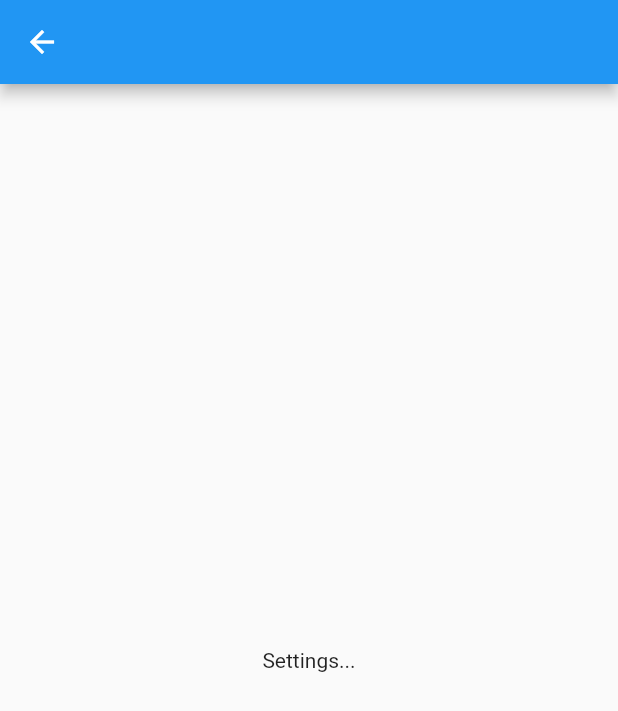
After one commit to gehno/flutter-tic-tac-toe, a Flutter app: the screen it shows after launch, after a tap on the "menu" icon, after a tap on "Settings", on a phone screen of 412 x 824 dp. The commit adds this screen. Shown: the top 711 px of the screen. Run offline on Flutter 3.47's test engine with Material 2 defaults, Android fonts, the phone set to English and light mode, and no system bars; missing offline and left inert: bit_array, property_change_notifier.

Commit message:
better ui

```diff
--- a/lib/main.dart
+++ b/lib/main.dart
@@ -1,12 +1,20 @@
 import 'package:flutter/material.dart';
 
 import 'game/game.dart';
+import 'game/home.dart';
+import 'menu/drawer.dart';
 
 void main() {
   runApp(const MyApp());
 }
 
 class MyApp extends StatelessWidget {
+  static const titleColor = Colors.blue;
+  static const titleTextStyle = TextStyle(
+    color: Colors.white,
+    fontWeight: FontWeight.normal,
+    fontSize: 20,
+  );
   const MyApp({Key? key}) : super(key: key);
 
   @override
@@ -14,7 +22,7 @@ class MyApp extends StatelessWidget {
     return MaterialApp(
       title: 'Tic Tac Toe',
       theme: ThemeData(
-        primarySwatch: Colors.blue,
+        primarySwatch: titleColor,
       ),
       home: const MyHomePage(title: 'Tic Tac Toe'),
     );
@@ -35,9 +43,25 @@ class _MyHomePageState extends State<MyHomePage> {
   Widget build(BuildContext context) {
     return Scaffold(
       appBar: AppBar(
-        title: Text(widget.title),
+        title: Text(
+          widget.title,
+          style: MyApp.titleTextStyle,
+        ),
+        leading: Builder(
+          builder: (BuildContext context) {
+            return IconButton(
+              icon: const Icon(Icons.menu),
+              onPressed: () {
+                Scaffold.of(context).openDrawer();
+              },
+              tooltip: MaterialLocalizations.of(context).openAppDrawerTooltip,
+            );
+          },
+        ),
       ),
-      body: Center(child: GameGrid(setState)),
+      drawer: const DrawerWidger(),
+      body: const GameHomeScreen(),
+      // body: Center(child: GameGrid(setState)),
       extendBody: false,
     );
   }
--- /dev/null
+++ b/lib/menu/drawer.dart
@@ -0,0 +1,83 @@
+import 'package:flutter/material.dart';
+import 'package:tic_tac_toe/menu/more.dart';
+import 'package:tic_tac_toe/menu/settings.dart';
+import 'package:tic_tac_toe/menu/stats.dart';
+
+import '../main.dart';
+import 'about.dart';
+
+class DrawerWidger extends StatelessWidget {
+  const DrawerWidger({
+    Key? key,
+  }) : super(key: key);
+
+  @override
+  Widget build(BuildContext context) {
+    return Drawer(
+      child: Column(
+        crossAxisAlignment: CrossAxisAlignment.stretch,
+        mainAxisAlignment: MainAxisAlignment.start,
+        children: [
+          const DrawerHeader(
+            child: Text(
+              "Options",
+              style: MyApp.titleTextStyle,
+            ),
+            decoration: BoxDecoration(color: MyApp.titleColor),
+          ),
+          Expanded(
+            child: Column(
+              children: [
+                ListTile(
+                  leading: const Icon(Icons.settings),
+                  title: const Text("Settings"),
+                  onTap: () {
+                    Navigator.push(context, MaterialPageRoute(
+                      builder: (context) {
+                        return const SettingsScreen();
+                      },
+                    ));
+                  },
+                ),
+                ListTile(
+                  leading: const Icon(Icons.bar_chart),
+                  title: const Text("Stats"),
+                  onTap: () {
+                    Navigator.push(context, MaterialPageRoute(
+                      builder: (context) {
+                        return const StatsScreen();
+                      },
+                    ));
+                  },
+                ),
+                ListTile(
+                  leading: const Icon(Icons.more_horiz),
+                  title: const Text("More"),
+                  onTap: () {
+                    Navigator.push(context, MaterialPageRoute(
+                      builder: (context) {
+                        return const MoreScreen();
+                      },
+                    ));
+                  },
+                ),
+              ],
+            ),
+          ),
+          ListTile(
+            tileColor: Colors.grey.shade300,
+            leading: const Icon(Icons.info),
+            title: const Text("About"),
+            onTap: () {
+              Navigator.push(context, MaterialPageRoute(
+                builder: (context) {
+                  return const AboutScreen();
+                },
+              ));
+            },
+          )
+        ],
+      ),
+    );
+  }
+}
--- /dev/null
+++ b/lib/menu/settings.dart
@@ -0,0 +1,15 @@
+import 'package:flutter/material.dart';
+
+class SettingsScreen extends StatelessWidget {
+  const SettingsScreen({Key? key}) : super(key: key);
+
+  @override
+  Widget build(BuildContext context) {
+    return Scaffold(
+      appBar: AppBar(),
+      body: const Center(
+        child: Text("Settings..."),
+      ),
+    );
+  }
+}
--- a/pubspec.yaml
+++ b/pubspec.yaml
@@ -35,6 +35,7 @@ dependencies:
   # Use with the CupertinoIcons class for iOS style icons.
   cupertino_icons: ^1.0.2
   bit_array: ^2.2.0
+  property_change_notifier: ^0.3.0
 
 dev_dependencies:
   flutter_test:
```
Also changed, not shown: lib/game/cell.dart (+14 -0 lines), lib/game/game.dart (+71 -95 lines), lib/game/home.dart (added, +40 -0 lines), lib/game/model.dart (added, +103 -0 lines), lib/menu/about.dart (added, +15 -0 lines), lib/menu/more.dart (added, +15 -0 lines), lib/menu/stats.dart (added, +15 -0 lines), pubspec.lock.
